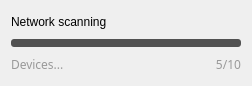
First picture: the form in multibench/widgets/rescanprogresswidget.ui, repository IlyaZh/Maiman-MCBS, before the edit.
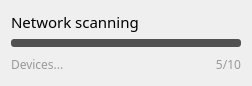
Second picture: the form after the edit.

What changed in the file:
```diff
--- a/multibench/widgets/rescanprogresswidget.ui
+++ b/multibench/widgets/rescanprogresswidget.ui
@@ -11,7 +11,7 @@
    </rect>
   </property>
   <property name="sizePolicy">
-   <sizepolicy hsizetype="MinimumExpanding" vsizetype="MinimumExpanding">
+   <sizepolicy hsizetype="MinimumExpanding" vsizetype="Fixed">
     <horstretch>0</horstretch>
     <verstretch>0</verstretch>
    </sizepolicy>
@@ -681,11 +681,17 @@
    </item>
    <item row="0" column="0" colspan="2">
     <widget class="QLabel" name="label">
+     <property name="font">
+      <font>
+       <family>Poppins</family>
+       <pointsize>11</pointsize>
+      </font>
+     </property>
      <property name="text">
       <string>Network scanning</string>
      </property>
      <property name="alignment">
-      <set>Qt::AlignLeading|Qt::AlignLeft|Qt::AlignVCenter</set>
+      <set>Qt::AlignBottom|Qt::AlignLeading|Qt::AlignLeft</set>
      </property>
     </widget>
    </item>
```
Left out of the diff: 4 changed lines with no effect on the pictures.
